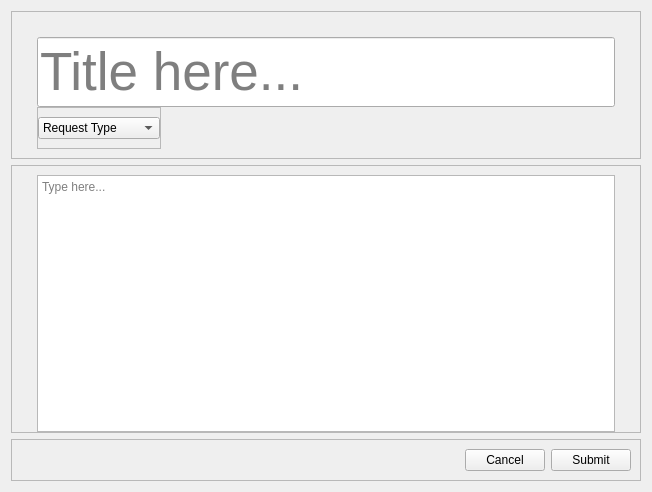
Above: ui/Submit_request_form.ui from TransparentGlass/Merlin-s-Lamp--Request-Manager before the change. Below: the same form after it.
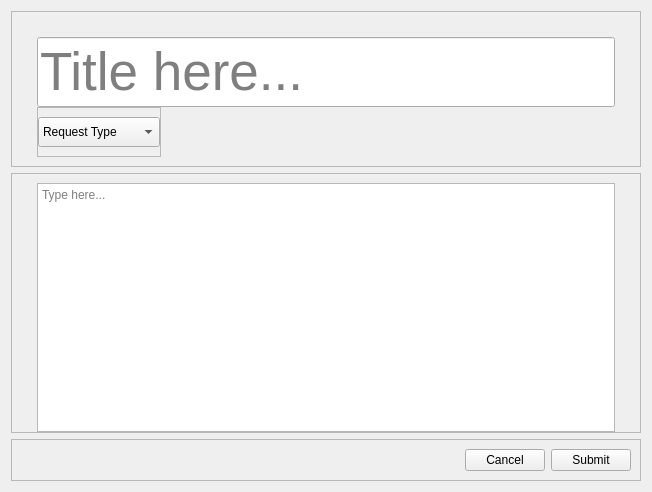
That is the form after the change.

Diff of the .ui file:
```diff
--- a/ui/Submit_request_form.ui
+++ b/ui/Submit_request_form.ui
@@ -85,6 +85,12 @@
          </property>
          <item>
           <widget class="QComboBox" name="comboBox_requestType">
+           <property name="minimumSize">
+            <size>
+             <width>0</width>
+             <height>30</height>
+            </size>
+           </property>
            <item>
             <property name="text">
              <string>Request Type</string>
```
